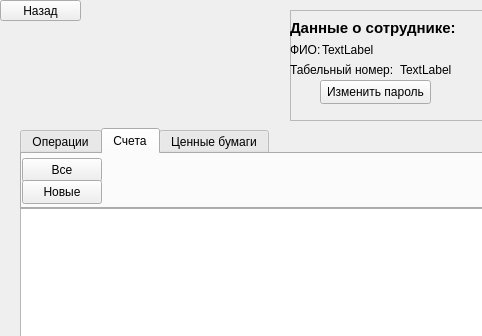
Above: emploperator.ui from migeliusIV/DB before the change; both pictures show x 0 to 482 and y 0 to 336 of the 800 by 600 pixel window. Below: the same form after it.
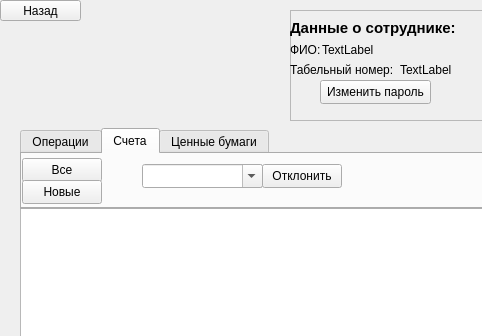
That is the form after the change. The open tabs and pages were chosen to show the change.

What changed in the file:
```diff
--- a/emploperator.ui
+++ b/emploperator.ui
@@ -234,6 +234,32 @@
        <string>Новые</string>
       </property>
      </widget>
+     <widget class="QComboBox" name="comboBox_2">
+      <property name="geometry">
+       <rect>
+        <x>120</x>
+        <y>10</y>
+        <width>121</width>
+        <height>24</height>
+       </rect>
+      </property>
+      <property name="editable">
+       <bool>true</bool>
+      </property>
+     </widget>
+     <widget class="QPushButton" name="pushButton">
+      <property name="geometry">
+       <rect>
+        <x>240</x>
+        <y>10</y>
+        <width>80</width>
+        <height>24</height>
+       </rect>
+      </property>
+      <property name="text">
+       <string>Отклонить</string>
+      </property>
+     </widget>
     </widget>
     <widget class="QWidget" name="tab_3">
      <attribute name="title">
```
